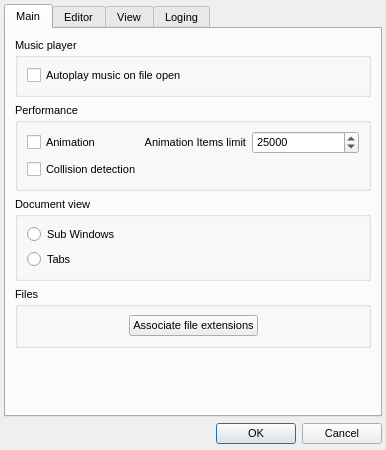
WohlSoft/Moondust-Project, file Editor/main_window/tools/app_settings.ui: the form before one commit.
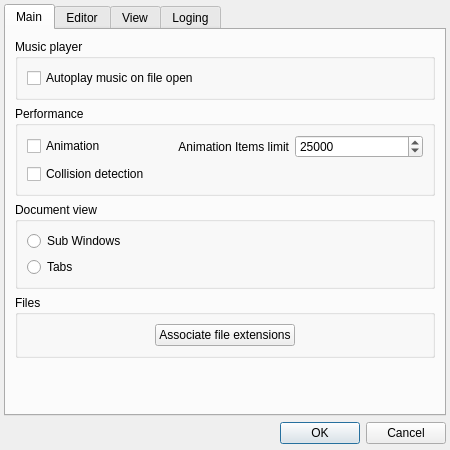
The form after the commit. Icons and pictures are not drawn.

Commit message:
Than scaring fonts!
Here was a work to fix wrong font view on Mac OS X

```diff
--- a/Editor/main_window/tools/app_settings.ui
+++ b/Editor/main_window/tools/app_settings.ui
@@ -6,24 +6,16 @@
    <rect>
     <x>0</x>
     <y>0</y>
-    <width>386</width>
+    <width>450</width>
     <height>450</height>
    </rect>
   </property>
   <property name="minimumSize">
    <size>
-    <width>386</width>
+    <width>450</width>
     <height>450</height>
    </size>
   </property>
-  <property name="font">
-   <font>
-    <family>Liberation Sans</family>
-    <pointsize>8</pointsize>
-    <weight>75</weight>
-    <bold>true</bold>
-   </font>
-  </property>
   <property name="windowTitle">
    <string>Settings</string>
   </property>
```
The commit also changes 10 other files.
